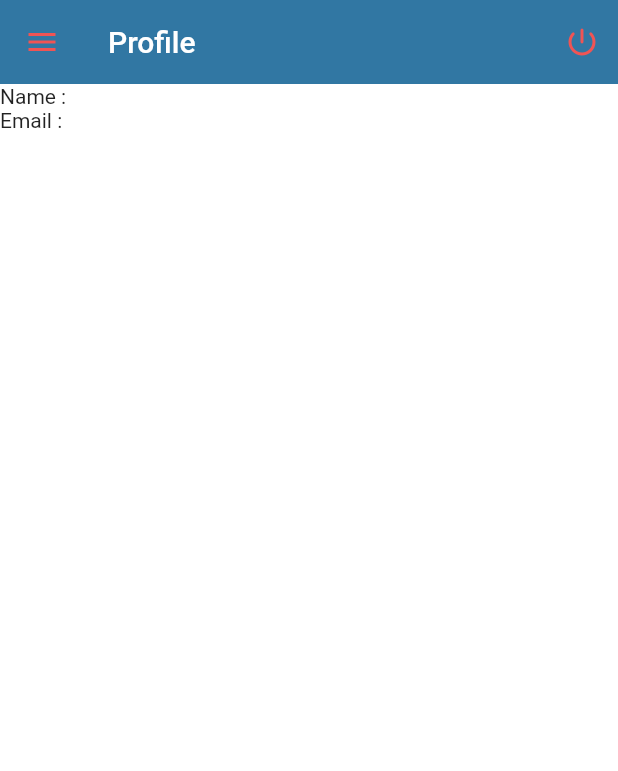
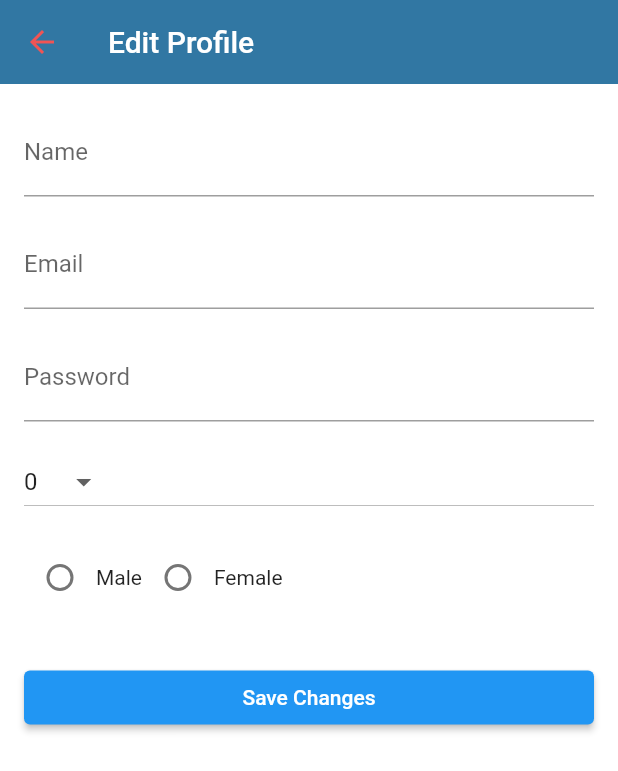
Before and after one commit to Ahmed-gamal-elmahdy/ScrEye, a Flutter app: the ProfileScreen screen opened by its route, on a phone screen of 412 x 824 dp. Shown: the top 771 px of the screen. Run offline on Flutter 3.47's test engine with Material 2 defaults, Android fonts, the light colour scheme and no system bars; our stand-ins replace bloc, camera, dio, email_validator, firebase_auth, firebase_core and 8 more; missing offline and left inert: crop_your_image, firebase_ui_auth, flag; accounts and stored records are empty.

Commit message:
update profile screen

```diff
--- a/lib/app.dart
+++ b/lib/app.dart
@@ -75,7 +75,7 @@ class MyApp extends StatelessWidget {
                               '/': (context) => HomeScreen(
                                   user: snapshot.data!,
                                   appCubit: context.read<AppCubit>()),
-                              '/profile': (context) => const ProfileScreen(),
+                              '/profile': (context) => ProfileScreen(),
                               '/history': (context) => const HistoryScreen(),
                               '/settings': (context) => const SettingsScreen(),
                             },
--- a/lib/cubit/AppSettingsCubit/app_settings_state.dart
+++ b/lib/cubit/AppSettingsCubit/app_settings_state.dart
@@ -6,14 +6,12 @@ class AppSettingsState {
   final TextDirection directionality;
   final ThemeMode themeMode;
 
-  const AppSettingsState(
-      {required this.theme,
+  const AppSettingsState({required this.theme,
     required this.locale,
     required this.directionality,
     required this.themeMode});
 
-  AppSettingsState copyWith(
-      {ThemeData? theme,
+  AppSettingsState copyWith({ThemeData? theme,
     Locale? locale,
     TextDirection? directionality,
     ThemeMode? themeMode}) {
--- /dev/null
+++ b/lib/screens/ProfileScreen/ProfileCubit/profile_state.dart
@@ -0,0 +1,92 @@
+part of 'profile_cubit.dart';
+
+@immutable
+@immutable
+abstract class ProfileState {
+  final String name;
+  final String email;
+  final String password;
+  final int age;
+  final String gender;
+
+  factory ProfileState.loading() {
+    return ProfileLoading();
+  }
+
+  const ProfileState({
+    required this.name,
+    required this.email,
+    required this.password,
+    required this.age,
+    required this.gender,
+  });
+
+  ProfileState copyWith({
+    String? name,
+    String? email,
+    String? password,
+    int? age,
+    String? gender,
+  });
+}
+
+class ProfileLoading extends ProfileState {
+  const ProfileLoading()
+      : super(name: '', email: '', password: '', age: 0, gender: '');
+
+  @override
+  ProfileState copyWith(
+      {String? name,
+      String? email,
+      String? password,
+      int? age,
+      String? gender}) {
+    // TODO: implement copyWith
+    throw UnimplementedError();
+  }
+}
+
+class ProfileLoaded extends ProfileState {
+  const ProfileLoaded({
+    required String name,
+    required String email,
+    required String password,
+    required int age,
+    required String gender,
+  }) : super(
+          name: name,
+          email: email,
+          password: password,
+          age: age,
+          gender: gender,
+        );
+
+  @override
+  ProfileLoaded copyWith({
+    String? name,
+    String? email,
+    String? password,
+    int? age,
+    String? gender,
+  }) {
+    return ProfileLoaded(
+      name: name ?? this.name,
+      email: email ?? this.email,
+      password: password ?? this.password,
+      age: age ?? this.age,
+      gender: gender ?? this.gender,
+    );
+  }
+}
+
+class ProfileSaved extends ProfileState {
+  ProfileSaved(
+      {super.name = "",
+      super.email = "",
+      super.password = "",
+      super.age = 0,
+      super.gender = ""});
+
+  @override
+  dynamic noSuchMethod(Invocation invocation) => super.noSuchMethod(invocation);
+}
--- a/lib/screens/ProfileScreen/ProfileScreen.dart
+++ b/lib/screens/ProfileScreen/ProfileScreen.dart
@@ -1,52 +1,87 @@
 import 'package:firebase_ui_auth/firebase_ui_auth.dart';
 import 'package:flutter/material.dart';
 import 'package:flutter_bloc/flutter_bloc.dart';
-import 'package:fluttertest/cubit/app_cubit.dart';
 
-import '../../../generated/l10n.dart';
-import '../../widgets/MyDrawer.dart';
+import 'ProfileCubit/profile_cubit.dart';
 
 class ProfileScreen extends StatelessWidget {
-  const ProfileScreen({Key? key}) : super(key: key);
+  final ProfileCubit _cubit = ProfileCubit();
 
   @override
   Widget build(BuildContext context) {
-    return BlocConsumer<AppCubit, AppState>(
-      listener: (context, state) {
-        // TODO: implement listener
-      },
+    return Scaffold(
+      appBar: AppBar(
+        title: Text('Edit Profile'),
+      ),
+      body: BlocBuilder<ProfileCubit, ProfileState>(
+        bloc: _cubit,
         builder: (context, state) {
-        var cubit = AppCubit.get(context);
-        return Scaffold(
-          drawer: myDrawer(context),
-          appBar: AppBar(
-            actions: [
-              IconButton(
-                  tooltip: "Logout",
-                  onPressed: () {
-                    FirebaseUIAuth.signOut();
-                  },
-                  icon: const Icon(Icons.power_settings_new_rounded))
-            ],
-            title: Text(S.of(context).navbar_profile),
+          if (state is ProfileLoaded) {
+            return Padding(
+              padding: const EdgeInsets.all(16.0),
+              child: Column(
+                crossAxisAlignment: CrossAxisAlignment.stretch,
+                children: [
+                  TextField(
+                    decoration: InputDecoration(labelText: 'Name'),
+                    onChanged: (value) => _cubit.updateName(value),
                   ),
-          body: Center(
-              child: Column(
-            children: [
+                  SizedBox(height: 16.0),
+                  TextField(
+                    decoration: InputDecoration(labelText: 'Email'),
+                    onChanged: (value) => _cubit.updateEmail(value),
+                  ),
+                  SizedBox(height: 16.0),
+                  TextField(
+                    decoration: InputDecoration(labelText: 'Password'),
+                    obscureText: true,
+                    onChanged: (value) => _cubit.updatePassword(value),
+                  ),
+                  SizedBox(height: 16.0),
+                  DropdownButton<int>(
+                    value: state.age,
+                    hint: Text('Age'),
+                    onChanged: (value) => _cubit.updateAge(value ?? 0),
+                    items: List.generate(
+                      121,
+                      (index) => DropdownMenuItem(
+                        value: index,
+                        child: Text('$index'),
+                      ),
+                    ),
+                  ),
+                  SizedBox(height: 16.0),
                   Row(
                     children: [
-                  Text("Name : "),
+                      Radio<String>(
+                        value: 'Male',
+                        groupValue: state.gender,
+                        onChanged: (value) => _cubit.updateGender(value ?? ''),
+                      ),
+                      Text('Male'),
+                      Radio<String>(
+                        value: 'Female',
+                        groupValue: state.gender,
+                        onChanged: (value) => _cubit.updateGender(value ?? ''),
+                      ),
+                      Text('Female'),
                     ],
                   ),
-              Row(
-                children: [
-                  Text("Email : "),
+                  SizedBox(height: 32.0),
+                  ElevatedButton(
+                    onPressed: () => _cubit.saveChanges(context),
+                    child: Text('Save Changes'),
+                  ),
                 ],
               ),
-            ],
-          )),
             );
+          } else if (state is ProfileLoading) {
+            return LoadingIndicator(size: 10, borderWidth: 3);
+          } else {
+            return Container();
+          }
         },
+      ),
     );
   }
 }
```
Also changed, not shown: lib/cubit/AppSettingsCubit/app_settings_cubit.dart (+4 -4 lines), lib/cubit/app_cubit.dart (+40 -18 lines), lib/screens/AuthScreen/LoginForm.dart (+35 -13 lines), lib/screens/AuthScreen/RegisterForm.dart (+41 -16 lines), lib/screens/AuthScreen/authenticationCubit/authentication_cubit.dart (+33 -11 lines), lib/screens/ProfileScreen/ProfileCubit/profile_cubit.dart (added, +112 -0 lines), 1 other file. Lines whose indentation alone changed are shown as unchanged.
